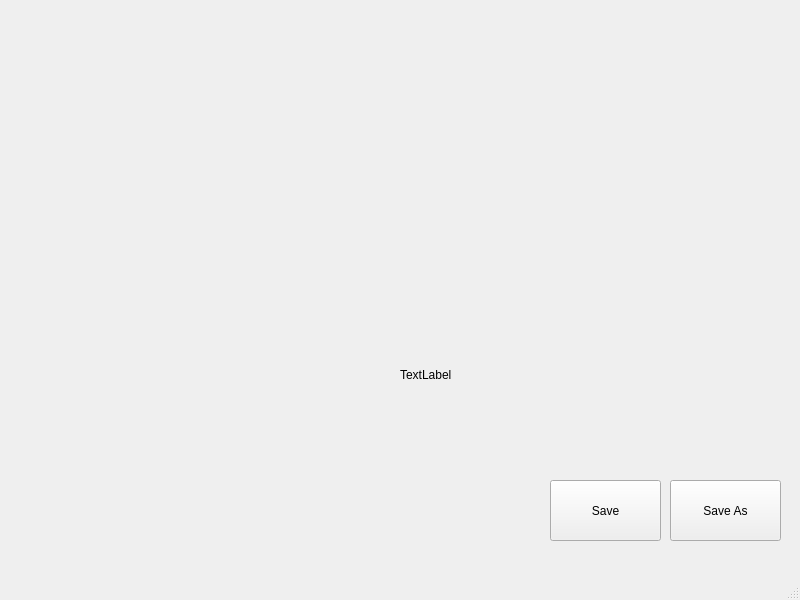
The window that mainwindow.ui (phillserrazina/FinalYearProject) describes before a commit, drawn with Qt 5.
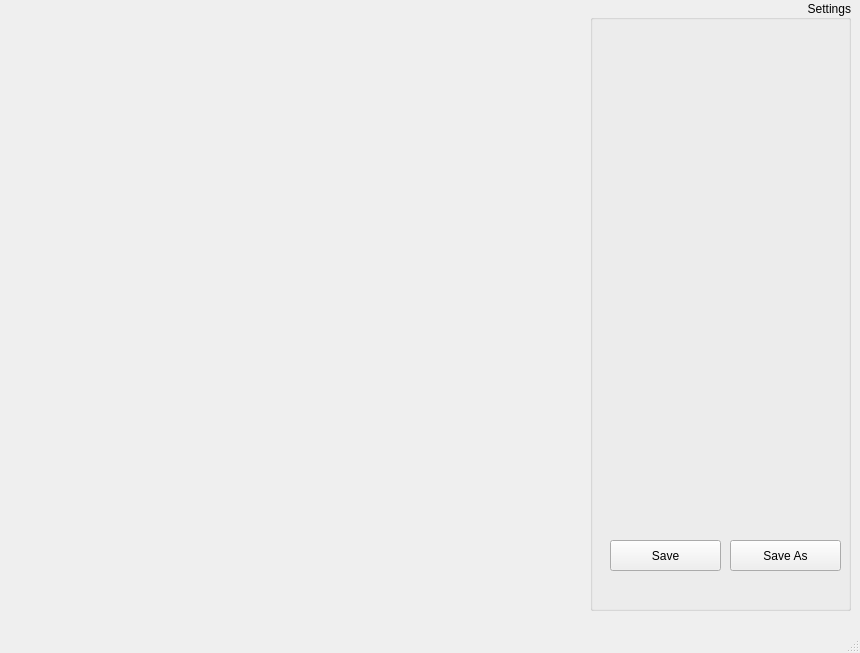
The same window after the commit.

Commit message: Can Now Show App Specific Settings

The edit to the form file:
```diff
--- a/mainwindow.ui
+++ b/mainwindow.ui
@@ -6,24 +6,66 @@
    <rect>
     <x>0</x>
     <y>0</y>
-    <width>800</width>
-    <height>600</height>
+    <width>860</width>
+    <height>653</height>
    </rect>
   </property>
   <property name="windowTitle">
    <string>Configurate</string>
   </property>
   <widget class="QWidget" name="centralwidget">
+   <widget class="QWidget" name="verticalLayoutWidget_2">
+    <property name="geometry">
+     <rect>
+      <x>10</x>
+      <y>10</y>
+      <width>271</width>
+      <height>491</height>
+     </rect>
+    </property>
+    <layout class="QVBoxLayout" name="appOptionsLayout"/>
+   </widget>
+   <widget class="QGroupBox" name="settingsGroupBox">
+    <property name="geometry">
+     <rect>
+      <x>590</x>
+      <y>0</y>
+      <width>261</width>
+      <height>611</height>
+     </rect>
+    </property>
+    <property name="sizePolicy">
+     <sizepolicy hsizetype="Preferred" vsizetype="Preferred">
+      <horstretch>0</horstretch>
+      <verstretch>0</verstretch>
+     </sizepolicy>
+    </property>
+    <property name="title">
+     <string>Settings</string>
+    </property>
+    <property name="alignment">
+     <set>Qt::AlignRight|Qt::AlignTrailing|Qt::AlignVCenter</set>
+    </property>
+    <property name="flat">
+     <bool>false</bool>
+    </property>
+    <property name="checkable">
+     <bool>false</bool>
+    </property>
    <widget class="QWidget" name="verticalLayoutWidget">
     <property name="geometry">
      <rect>
-      <x>550</x>
-      <y>10</y>
-      <width>231</width>
-      <height>461</height>
-     </rect>
-    </property>
-    <layout class="QVBoxLayout" name="settingsLayout"/>
+       <x>12</x>
+       <y>29</y>
+       <width>241</width>
+       <height>501</height>
+      </rect>
+     </property>
+     <layout class="QVBoxLayout" name="settingsLayout">
+      <property name="topMargin">
+       <number>0</number>
+      </property>
+     </layout>
    </widget>
    <widget class="QPushButton" name="saveButton">
     <property name="enabled">
@@ -31,10 +73,10 @@
     </property>
     <property name="geometry">
      <rect>
-      <x>550</x>
-      <y>480</y>
+       <x>20</x>
+       <y>540</y>
       <width>111</width>
-      <height>61</height>
+       <height>31</height>
      </rect>
     </property>
     <property name="text">
@@ -44,39 +86,16 @@
    <widget class="QPushButton" name="saveAsButton">
     <property name="geometry">
      <rect>
-      <x>670</x>
-      <y>480</y>
+       <x>140</x>
+       <y>540</y>
       <width>111</width>
-      <height>61</height>
+       <height>31</height>
      </rect>
     </property>
     <property name="text">
      <string>Save As</string>
     </property>
    </widget>
-   <widget class="QWidget" name="verticalLayoutWidget_2">
-    <property name="geometry">
-     <rect>
-      <x>10</x>
-      <y>10</y>
-      <width>271</width>
-      <height>491</height>
-     </rect>
-    </property>
-    <layout class="QVBoxLayout" name="appOptionsLayout"/>
-   </widget>
-   <widget class="QLabel" name="label">
-    <property name="geometry">
-     <rect>
-      <x>400</x>
-      <y>310</y>
-      <width>130</width>
-      <height>130</height>
-     </rect>
-    </property>
-    <property name="text">
-     <string>TextLabel</string>
-    </property>
    </widget>
   </widget>
   <widget class="QMenuBar" name="menubar">
```
Left out of the diff: 2 changed lines with no effect on the pictures. Lines whose indentation alone changed are shown as unchanged. The commit also changes 2 other files.
